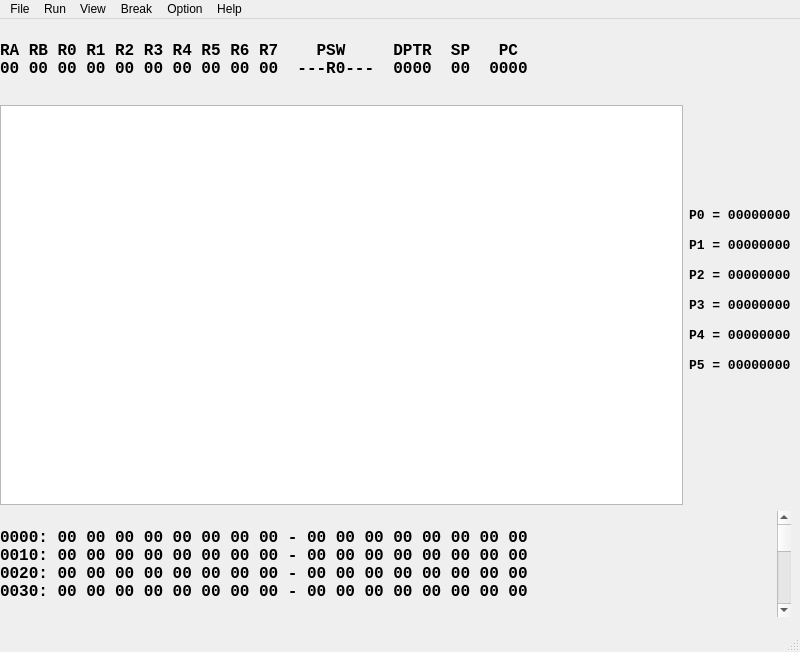
RRRRubbit/Debugger, file Gui/ui_MainWindow.ui: the form before one commit.
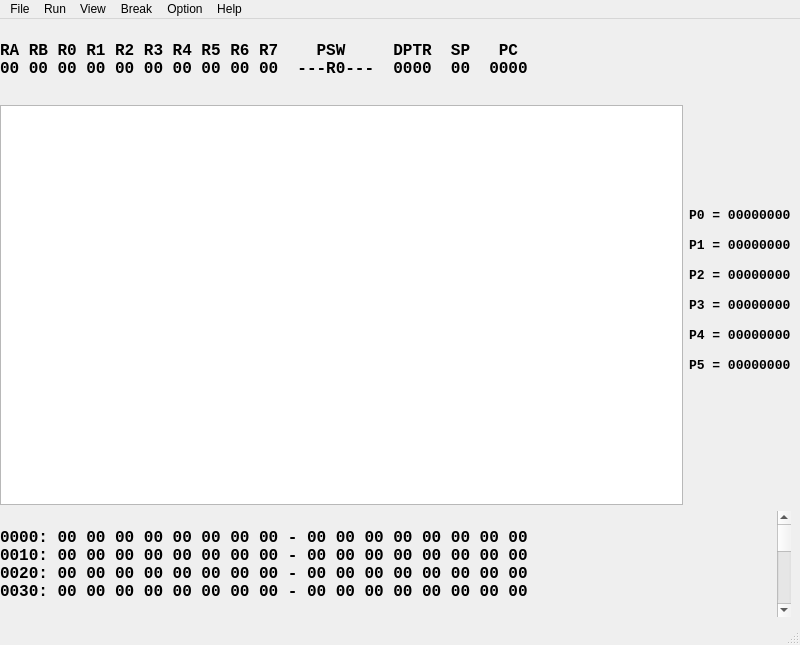
The form after the commit.

Patch:
```diff
--- a/Gui/ui_MainWindow.ui
+++ b/Gui/ui_MainWindow.ui
@@ -13,7 +13,7 @@
     <x>0</x>
     <y>0</y>
     <width>800</width>
-    <height>652</height>
+    <height>645</height>
    </rect>
   </property>
   <property name="maximumSize">
```
Left out of the diff: 12 changed lines with no effect on the pictures.
